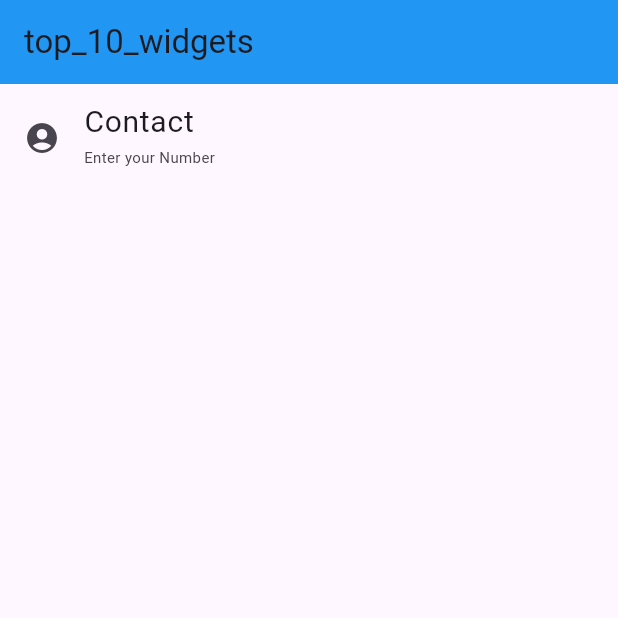
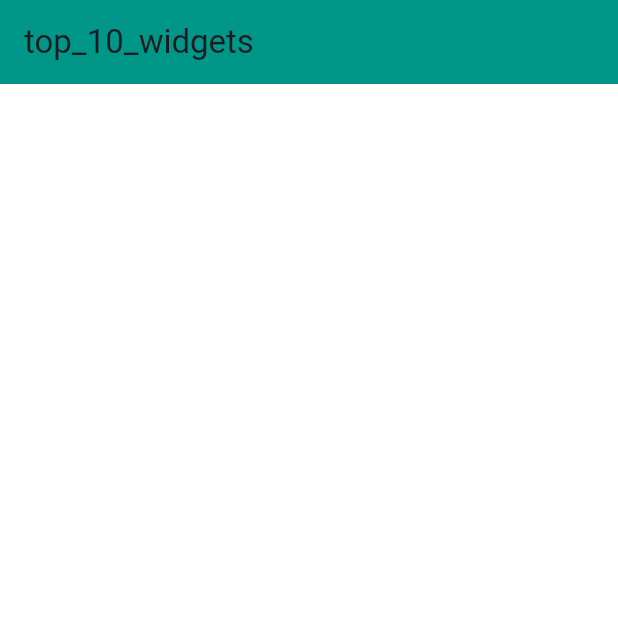
Before and after one commit to shayan-noor3060/top_10_widgets, a Flutter app: the screen it shows after launch, on a phone screen of 412 x 824 dp, the top half of it. Run offline on Flutter 3.47's test engine with Material 3 defaults, Android fonts, the phone set to English and light mode, and no system bars.

Commit message:
ListTile and ListViewBuilder

```diff
--- a/lib/main.dart
+++ b/lib/main.dart
@@ -16,19 +16,19 @@ class MyApp extends StatelessWidget {
         useMaterial3: true,
       ),
       home: Scaffold(
+        backgroundColor: Colors.white,
         appBar: AppBar(
-          backgroundColor: Colors.blue,
-          title: Text('top_10_widgets'),
+          backgroundColor: Colors.teal,
+          title: const Text('top_10_widgets'),
         ),
-        body: const Column(
+        body: Column(
           children: [
-            ListTile(
-              leading: Icon(Icons.account_circle),
-              title: Text('Contact',style: TextStyle(fontSize: 20),),
-              subtitle: Text('Enter your Number',style: TextStyle(fontSize: 10),),
-            )
+
+
+
           ],
-        ),
+        )
+        ,
       ),
     );
   }
@@ -36,51 +36,85 @@ class MyApp extends StatelessWidget {
 
 // (TextFormField / RichText / Text / ) => login UI source code:
 
-// Column(
-// mainAxisAlignment: MainAxisAlignment.center,
-// children: [
-// Padding(
-// padding: const EdgeInsets.symmetric(horizontal: 30),
-// child: TextFormField(
-// style: const TextStyle(fontSize: 18, color: Colors.black),
-// decoration: const InputDecoration(
-// labelText: 'Email',
-// hintText: 'Email',
-// hintStyle: TextStyle(fontSize: 14, color: Colors.blue),
-// ),
-// ),
-// ),
-// const SizedBox(
-// height: 20,
-// ),
-// Padding(
-// padding: const EdgeInsets.symmetric(horizontal: 30),
-// child: TextFormField(
-// style: const TextStyle(fontSize: 18, color: Colors.black),
-// decoration: const InputDecoration(
-// labelText: 'Password',
-// hintText: 'Password',
-// hintStyle: TextStyle(fontSize: 14, color: Colors.blue),
-// ),
-// ),
-// ),
-// const SizedBox(
-// height: 20,
-// ),
-// RichText(
-// text: TextSpan(
-// text: "Don't have in account? ",
-// style: Theme.of(context).textTheme.bodyText1,
-// children: const [
-// TextSpan(
-// text: 'Sign Up',
-// style: TextStyle(
-// decoration: (TextDecoration.underline),
-// fontSize: 17,
-// fontWeight: FontWeight.bold))
-// ]))
-// ],
-// ),
+//          Column(
+//           mainAxisAlignment: MainAxisAlignment.center,
+//           children: [
+//             Center(
+//               child: Text(
+//                 'Log In',
+//                 style: TextStyle(
+//                   fontSize: 30,
+//                   fontWeight: FontWeight.bold,
+//                   color: Colors.black
+//                 ),
+//               ),
+//             ),
+//             SizedBox(
+//               height: 20,
+//             ),
+//             Padding(
+//               padding: EdgeInsets.symmetric(horizontal: 30),
+//               child: TextFormField(
+//                 keyboardType: TextInputType.emailAddress,
+//                 style: TextStyle(fontSize: 18, color: Colors.black),
+//                 decoration: InputDecoration(
+//                     // labelText: 'Email',
+//                     hintText: 'Email',
+//                     prefixIcon: Icon(Icons.alternate_email),
+//                     hintStyle:
+//                         TextStyle(fontSize: 14, color: Colors.grey.shade700),
+//                     enabledBorder: OutlineInputBorder(
+//                       borderSide: BorderSide(color: Colors.red,width: 2),
+//                         borderRadius: BorderRadius.circular(30)),
+//                     focusedBorder: OutlineInputBorder(
+//                         borderSide: BorderSide(color: Colors.green,width: 2),
+//                         borderRadius: BorderRadius.circular(30))),
+//               ),
+//             ),
+//             const SizedBox(
+//               height: 20,
+//             ),
+//             Padding(
+//               padding: const EdgeInsets.symmetric(horizontal: 30),
+//               child: TextFormField(
+//                 cursorColor: Colors.black,
+//                 enabled: true,
+//                 keyboardType: TextInputType.visiblePassword,
+//                 style: const TextStyle(fontSize: 18, color: Colors.black),
+//                 decoration: InputDecoration(
+//                     // labelText: 'Password',
+//                     prefixIcon: Icon(Icons.lock),
+//                     hintText: 'Password',
+//                     hintStyle:
+//                         TextStyle(fontSize: 14, color: Colors.grey.shade700),
+//                     enabledBorder: OutlineInputBorder(
+//                         borderSide: BorderSide(color: Colors.red,width: 2),
+//                         borderRadius: BorderRadius.circular(30)),
+//                     focusedBorder: OutlineInputBorder(
+//                         borderSide: BorderSide(color: Colors.green,width: 2),
+//                         borderRadius: BorderRadius.circular(30))),
+//                 // onChanged: (value){
+//                 //   print(value);
+//                 // },
+//               ),
+//             ),
+//             const SizedBox(
+//               height: 20,
+//             ),
+//             RichText(
+//                 text: TextSpan(
+//                     text: "Don't have in account? ",
+//                     style: Theme.of(context).textTheme.bodyText1,
+//                     children: const [
+//                   TextSpan(
+//                       text: 'Sign Up',
+//                       style: TextStyle(
+//                           decoration: (TextDecoration.underline),
+//                           fontSize: 17,
+//                           fontWeight: FontWeight.bold))
+//                 ]))
+//           ],
+//         ),
 
 // (Circular Avatar) Source code :
 
@@ -126,7 +160,6 @@ class MyApp extends StatelessWidget {
 // ],
 // ),
 
-
 // ( Container / Expanded / padding / Size Box) source code :
 
 // Center(
@@ -166,7 +199,6 @@ class MyApp extends StatelessWidget {
 // ),
 // ),
 
-
 // (Divider / CircleAvatar / Icon / SizedBox) source code :
 
 // Column(
@@ -198,3 +230,29 @@ class MyApp extends StatelessWidget {
 // )
 // ],
 // ),
+
+// (List Tile) source code:
+
+// ListTile(
+// leading: Icon(Icons.account_circle),
+// title: Text('Contact',style: TextStyle(fontSize: 20),),
+// subtitle: Text('Enter your Number',style: TextStyle(fontSize: 10),),
+// )
+
+
+// ListTile / ListViewBuilder source code: => Chat UI
+
+// Expanded(child: ListView.builder(
+// itemCount: 100,
+// itemBuilder: (context,index){
+// return const ListTile(
+// leading: CircleAvatar(
+// backgroundColor: Colors.black,
+// child: Icon(Icons.account_circle,color: Colors.white,),
+// ),
+// title: Text('Shayan Noor'),
+// subtitle: Text('Hi sanga ye..'),
+// trailing: Text('03:15 PM'),
+// );
+// },
+// ))
```
